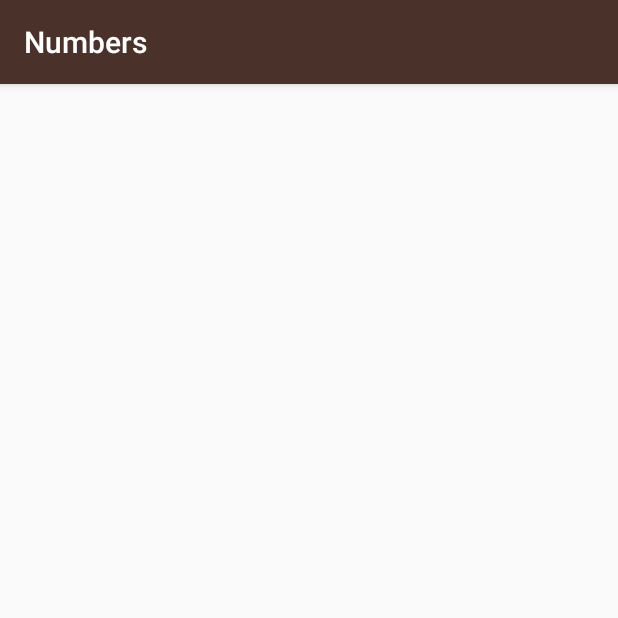
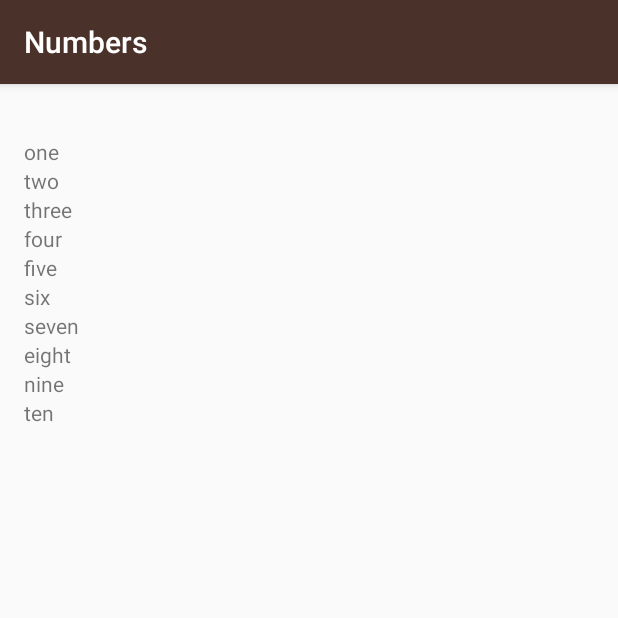
Before and after one commit to bibekthapa/MIWOK, an Android app: the NumbersActivity screen opened directly, with no data from a screen before it, on a phone screen of 412 x 824 dp, the top half of it. Run offline under Robolectric (Android 15) with nearby library versions, the phone set to English and light mode, and no system bars.

Commit message:
Added the while loop to implement numbersactivity

```diff
--- a/app/src/main/java/com/example/android/miwok/NumbersActivity.java
+++ b/app/src/main/java/com/example/android/miwok/NumbersActivity.java
@@ -2,18 +2,15 @@ package com.example.android.miwok;
 
 import android.os.Bundle;
 import android.support.v7.app.AppCompatActivity;
-import android.util.Log;
+import android.widget.LinearLayout;
+import android.widget.TextView;
 
 import java.util.ArrayList;
+import java.util.List;
 
-class NumbersActivity extends AppCompatActivity  {
+class NumbersActivity extends AppCompatActivity {
     int i;
 //Adding the Array List member was not working over here. add() method was also not working over here
-
-
-
-
-
 
 
     @Override
@@ -24,7 +21,7 @@ class NumbersActivity extends AppCompatActivity  {
         setContentView(R.layout.activity_numbers);
 
         //ArrayList implementation in the onCreate method
-        ArrayList<String> words=new ArrayList<String>();
+        List<String> words = new ArrayList<String>();
 
         words.add("one");
         words.add("two");
@@ -33,20 +30,23 @@ class NumbersActivity extends AppCompatActivity  {
         words.add("five");
         words.add("six");
         words.add("seven");
-        words.add("eight"); words.add("nine");
+        words.add("eight");
+        words.add("nine");
         words.add("ten");
 
-        Log.i("Numbers Activity","The array is in "+words.get(0));
-        Log.i("Numbers Activity","The array is in "+words.get(1));
-        Log.i("Numbers Activity","The array is in "+words.get(2));
-        Log.i("Numbers Activity","The array is in "+words.get(3));
-        Log.i("Numbers Activity","The array is in "+words.get(4));
-        Log.i("Numbers Activity","The array is in "+words.get(5)); Log.i("Numbers Activity","The array is in "+words.get(8));
-        Log.i("Numbers Activity","The array is in "+words.get(6));
-        Log.i("Numbers Activity","The array is in "+words.get(7));
+        TextView textView=(TextView)findViewById(R.id.tv1);
 
+        int i=0;
+        LinearLayout rootview = (LinearLayout) findViewById(R.id.rootView);
 
+        while(i<words.size())
+        {
+            TextView tv=new TextView(this);
+            tv.setText(words.get(i));
+            rootview.addView(tv);
+            i++;
 
+        }
 
 
     }
--- a/app/src/main/res/layout/activity_numbers.xml
+++ b/app/src/main/res/layout/activity_numbers.xml
@@ -1,5 +1,5 @@
 <?xml version="1.0" encoding="utf-8"?>
-<RelativeLayout xmlns:android="http://schemas.android.com/apk/res/android"
+<LinearLayout xmlns:android="http://schemas.android.com/apk/res/android"
     xmlns:tools="http://schemas.android.com/tools"
     android:layout_width="match_parent"
     android:layout_height="match_parent"
@@ -7,6 +7,12 @@
     android:paddingLeft="@dimen/activity_horizontal_margin"
     android:paddingRight="@dimen/activity_horizontal_margin"
     android:paddingTop="@dimen/activity_vertical_margin"
-    tools:context="com.example.android.miwok.NumbersActivity">
+    tools:context="com.example.android.miwok.NumbersActivity"
+    android:orientation="vertical"
+    android:id="@+id/rootView">
+    <TextView
+        android:id="@+id/tv1"
+        android:layout_width="wrap_content"
+        android:layout_height="wrap_content" />
 
-</RelativeLayout>
+</LinearLayout>
--- a/build.gradle
+++ b/build.gradle
@@ -5,7 +5,7 @@ buildscript {
         jcenter()
     }
     dependencies {
-        classpath 'com.android.tools.build:gradle:2.1.2'
+        classpath 'com.android.tools.build:gradle:2.1.3'
 
         // NOTE: Do not place your application dependencies here; they belong
         // in the individual module build.gradle files
```
Also changed, not shown: gradle/wrapper/gradle-wrapper.properties.
